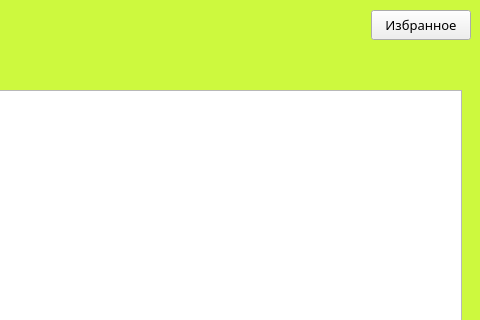
Krasnoffsky/Study, file Visual Programming/CourseWork/Part2/ReceptBook/mainwindow.ui: the form before one commit; both pictures show x 739 to 1219 and y 0 to 320 of the 1219 by 636 pixel window.
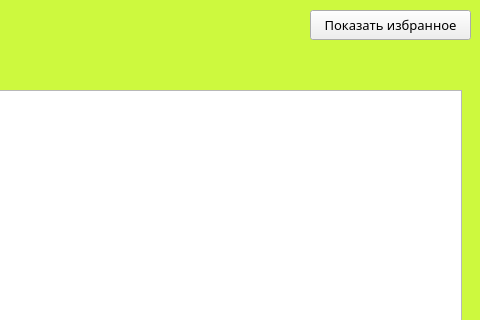
The form after the commit.

```diff
--- a/Visual Programming/CourseWork/Part2/ReceptBook/mainwindow.ui
+++ b/Visual Programming/CourseWork/Part2/ReceptBook/mainwindow.ui
@@ -53,9 +53,9 @@
    <widget class="QPushButton" name="bestButton">
     <property name="geometry">
      <rect>
-      <x>1110</x>
+      <x>1049</x>
       <y>10</y>
-      <width>100</width>
+      <width>161</width>
       <height>30</height>
      </rect>
     </property>
@@ -69,7 +69,7 @@
      <cursorShape>PointingHandCursor</cursorShape>
     </property>
     <property name="text">
-     <string>Избранное</string>
+     <string>Показать избранное</string>
     </property>
    </widget>
    <widget class="QLineEdit" name="searchBox">
```
